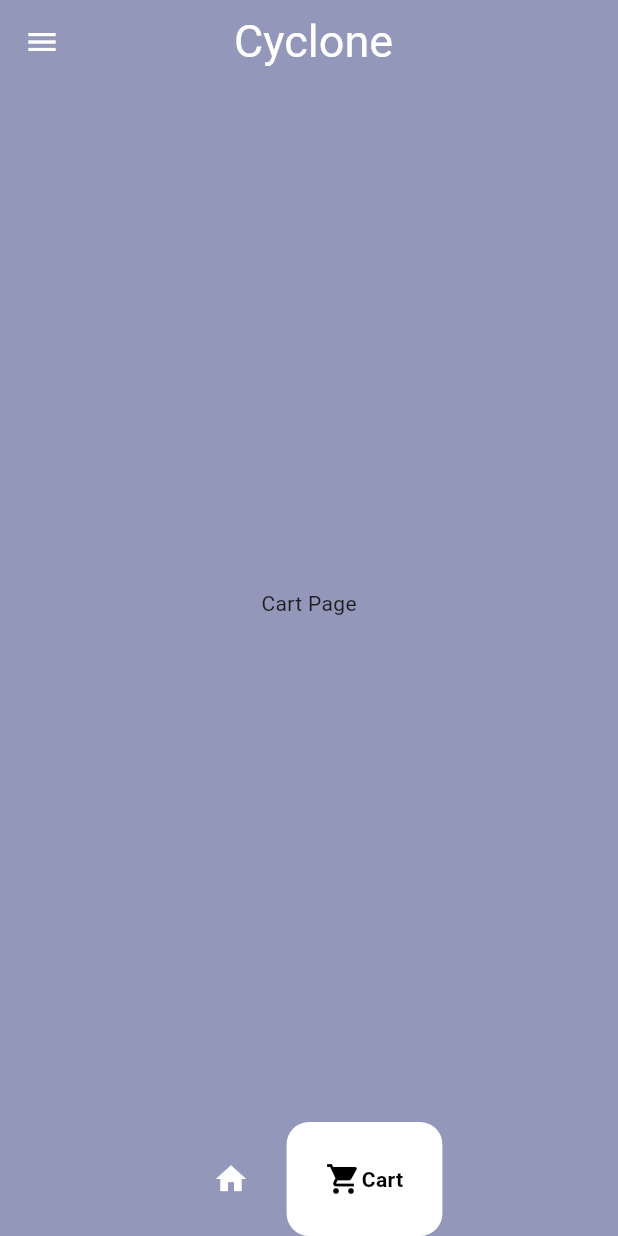
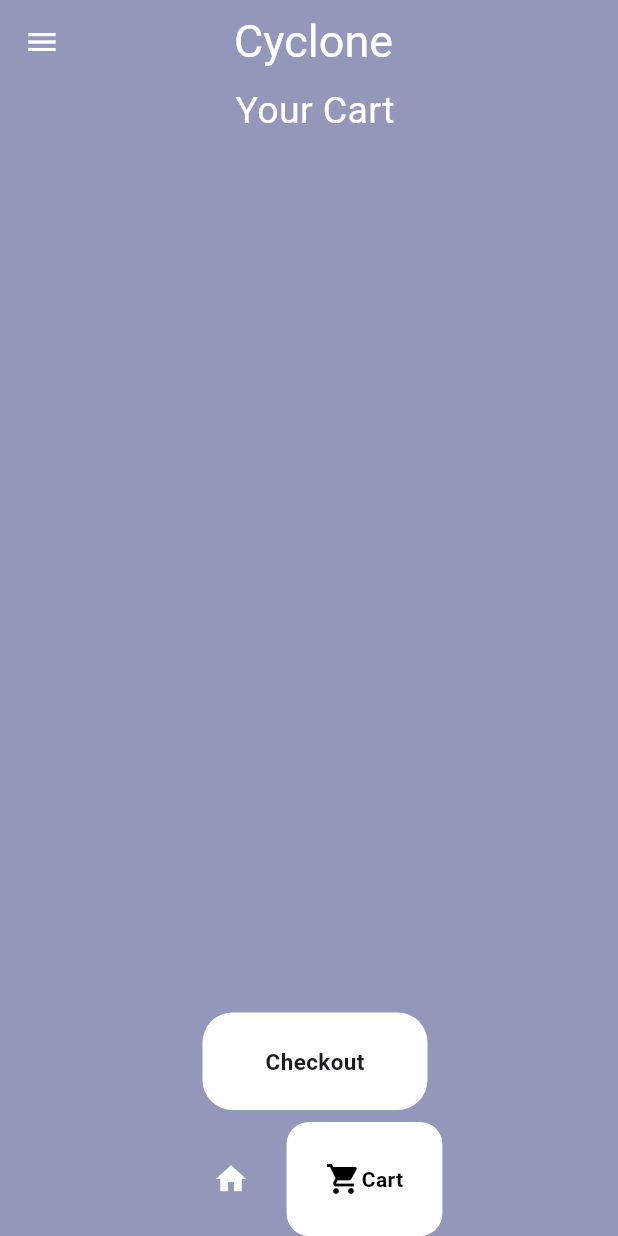
Before and after one commit to arashi009/flutterstoreui, a Flutter app: the HomePage screen opened directly, item 2 of the bottom bar chosen, on a phone screen of 412 x 824 dp. Run offline on Flutter 3.47's test engine with Material 3 defaults, Android fonts, the phone set to English and light mode, and no system bars; drawn by our look-alikes of google_nav_bar; our stand-ins replace google_fonts; Roboto replaces fonts that are missing (Philosopher).

Commit message:
cart implemented

```diff
--- a/lib/pages/cart.dart
+++ b/lib/pages/cart.dart
@@ -34,12 +34,12 @@ class Cart extends ChangeNotifier {
         price: "\$1.99",
         img: "lib/images/img6.jpeg"),
     ArtPiece(
-        name: "Night Walk",
+        name: "Inazuma",
         artist: "kazuha",
         price: "\$0.99",
         img: "lib/images/img7.jpeg"),
     ArtPiece(
-        name: "The Congregate",
+        name: "Marleybone",
         artist: "haruki",
         price: "\$3.00",
         img: "lib/images/img8.jpeg"),
@@ -58,4 +58,9 @@ class Cart extends ChangeNotifier {
     userCart.remove(ap);
     notifyListeners();
   }
+
+  void emptyCart() {
+    userCart = [];
+    notifyListeners();
+  }
 }
--- a/lib/pages/cart_page.dart
+++ b/lib/pages/cart_page.dart
@@ -2,12 +2,82 @@
 // ignore_for_file: prefer_const_constructors
 
 import "package:flutter/material.dart";
+import "package:flutterstoreui/models/artpiece.dart";
+import "package:flutterstoreui/pages/art_tile.dart";
+import "package:flutterstoreui/pages/cart.dart";
+import "package:flutterstoreui/pages/cart_tile.dart";
+import "package:google_fonts/google_fonts.dart";
+import "package:provider/provider.dart";
 
 class CartPage extends StatelessWidget {
   const CartPage({super.key});
 
   @override
   Widget build(BuildContext context) {
-    return Center(child: Text("Cart Page"));
+    return Consumer<Cart>(
+        builder: (context, value, child) => Padding(
+              padding: const EdgeInsets.only(left: 8.0),
+              child: Column(
+                children: [
+                  Text(
+                    "Your Cart",
+                    style: GoogleFonts.philosopher(
+                        color: Colors.white, fontSize: 25),
+                  ),
+                  const SizedBox(height: 20),
+                  Expanded(
+                    child: ListView.builder(
+                      itemCount: value.userCart.length,
+                      itemBuilder: ((context, index) {
+                        ArtPiece ap = value.userCart[index];
+                        return CartTile(
+                          artPiece: ap,
+                          onTap: () => value.removeFromCart(ap),
+                        );
+                      }),
+                    ),
+                  ),
+                  Padding(
+                    padding: const EdgeInsets.all(8.0),
+                    child: GestureDetector(
+                      onTap: () {
+                        showDialog(
+                          context: context,
+                          builder: ((context) => AlertDialog(
+                                title: Text("Successfully checked out"),
+                                content: Text("Check your bank account :)"),
+                                actions: [
+                                  MaterialButton(
+                                    onPressed: () {
+                                      value.emptyCart();
+                                      (Navigator.pop(context));
+                                    },
+                                    color: Colors.indigo,
+                                    textColor: Colors.white,
+                                    child: Text("Okay"),
+                                  )
+                                ],
+                                backgroundColor: Colors.white,
+                              )),
+                        );
+                      },
+                      child: Container(
+                        width: 150,
+                        height: 65,
+                        decoration: BoxDecoration(
+                            color: Colors.white,
+                            borderRadius: BorderRadius.circular(20)),
+                        child: Center(
+                            child: Text(
+                          "Checkout",
+                          style: TextStyle(
+                              fontSize: 15, fontWeight: FontWeight.bold),
+                        )),
+                      ),
+                    ),
+                  )
+                ],
+              ),
+            ));
   }
 }
```
Also changed, not shown: lib/pages/art_tile.dart (+14 -8 lines), lib/pages/cart_tile.dart (added, +52 -0 lines), lib/pages/shop.dart (+38 -2 lines).
